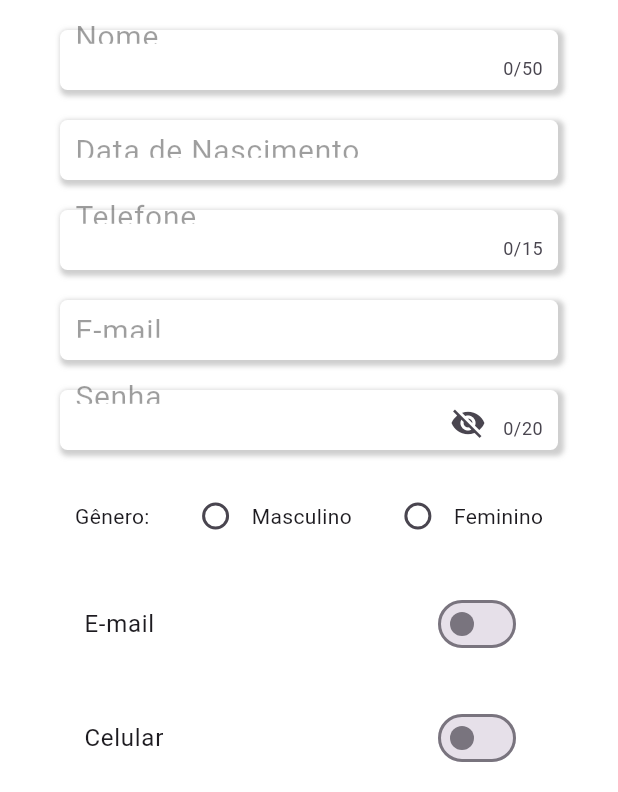
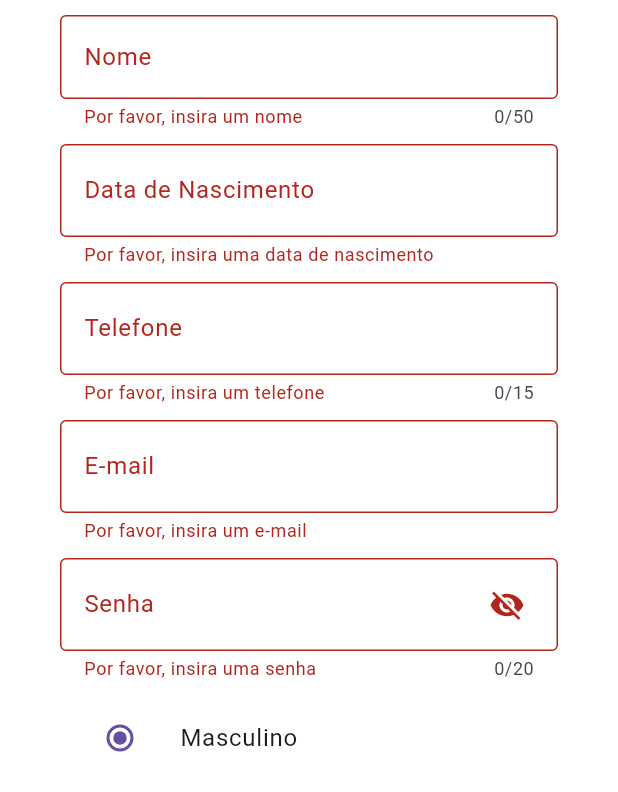
Before and after one commit to andressaanunes/Economiza--app, a Flutter app: the RegisterPage screen opened directly, on a phone screen of 412 x 824 dp, the part 444-1236 px from its top. Run offline on Flutter 3.47's test engine with Material 3 defaults, Android fonts, the phone set to English and light mode, and no system bars.

Commit message:
fix: add changes to flutter app

```diff
--- a/lib/pages/register.page.dart
+++ b/lib/pages/register.page.dart
@@ -1,4 +1,6 @@
 import 'package:flutter/material.dart';
+
+enum Gender { male, female }
 
 class RegisterPage extends StatefulWidget {
   const RegisterPage({Key? key}) : super(key: key);
@@ -13,12 +15,12 @@ class _RegisterPageState extends State<RegisterPage> {
   bool _isEmailNotificationEnabled = false;
   bool _isPhoneNotificationEnabled = false;
   double fontSize = 12;
+  final _formKey = GlobalKey<FormState>();
+  Gender? _gender = Gender.male;
 
   @override
   Widget build(BuildContext context) {
     double value = 12;
-    bool _isMaleChecked = false;
-    bool _isFemaleChecked = false;
 
     return Scaffold(
       appBar: AppBar(
@@ -36,6 +38,9 @@ class _RegisterPageState extends State<RegisterPage> {
                   left: 40,
                   right: 40,
                 ),
+                child: Form(
+                  key: _formKey,
+                  autovalidateMode: AutovalidateMode.always,
                   child: Column(
                     children: <Widget>[
                       Image.asset(
@@ -43,162 +48,77 @@ class _RegisterPageState extends State<RegisterPage> {
                         width: 180,
                         height: 180,
                       ),
-                    const SizedBox(height: 20),
-                    Column(
-                      children: [
-                        Container(
-                          height: 40,
-                          padding: const EdgeInsets.all(10.0),
-                          decoration: BoxDecoration(
-                            color: Colors.white,
-                            borderRadius: BorderRadius.circular(5),
-                            boxShadow: [
-                              BoxShadow(
-                                color: Colors.grey.withOpacity(0.5),
-                                spreadRadius: 2,
-                                blurRadius: 2,
-                                offset: Offset(2, 2),
-                              ),
-                            ],
-                          ),
-                          child: TextFormField(
+                      const SizedBox(height: 10),
+                      TextFormField(
                         keyboardType: TextInputType.name,
                         decoration: const InputDecoration(
-                              border: InputBorder.none,
-                              hintText: 'Nome',
-                              hintStyle: TextStyle(
-                                color: Colors.black38,
-                                fontWeight: FontWeight.w400,
-                                fontSize: 20,
+                          border: OutlineInputBorder(),
+                          labelText: 'Nome',
                         ),
+                        style: const TextStyle(fontSize: 16),
+                        maxLength: 50, // Limitação de caracteres
+                        validator: (value) {
+                          if (value == null || value.isEmpty) {
+                            return 'Por favor, insira um nome';
+                          }
+                          return null;
+                        },
+                      ),
+                      const SizedBox(height: 10),
+                      TextFormField(
+                        keyboardType: TextInputType.datetime,
+                        decoration: const InputDecoration(
+                          border: OutlineInputBorder(),
+                          labelText: 'Data de Nascimento',
                         ),
                         style: const TextStyle(fontSize: 20),
-                            maxLength: 50, // Limitação de caracteres
+                        validator: (value) {
+                          if (value == null || value.isEmpty) {
+                            return 'Por favor, insira uma data de nascimento';
+                          }
+                          return null;
+                        },
                       ),
-                        ),
-                        const SizedBox(height: 20),
-                        Container(
-                          height: 40,
-                          padding: const EdgeInsets.all(10.0),
-                          decoration: BoxDecoration(
-                            color: Colors.white,
-                            borderRadius: BorderRadius.circular(5),
-                            boxShadow: [
-                              BoxShadow(
-                                color: Colors.grey.withOpacity(0.5),
-                                spreadRadius: 2,
-                                blurRadius: 2,
-                                offset: Offset(2, 2),
-                              ),
-                            ],
-                          ),
-                          child: TextFormField(
-                            keyboardType: TextInputType.datetime,
-                            decoration: const InputDecoration(
-                              border: InputBorder.none,
-                              hintText: 'Data de Nascimento',
-                              hintStyle: TextStyle(
-                                color: Colors.black38,
-                                fontWeight: FontWeight.w400,
-                                fontSize: 20,
-                              ),
-                            ),
-                            style: const TextStyle(fontSize: 20),
-                          ),
-                        ),
-                        const SizedBox(height: 20),
-                        Container(
-                          height: 40,
-                          padding: const EdgeInsets.all(10.0),
-                          decoration: BoxDecoration(
-                            color: Colors.white,
-                            borderRadius: BorderRadius.circular(5),
-                            boxShadow: [
-                              BoxShadow(
-                                color: Colors.grey.withOpacity(0.5),
-                                spreadRadius: 2,
-                                blurRadius: 2,
-                                offset: Offset(2, 2),
-                              ),
-                            ],
-                          ),
-                          child: TextFormField(
+                      const SizedBox(height: 10),
+                      TextFormField(
                         keyboardType: TextInputType.phone,
                         decoration: const InputDecoration(
-                              border: InputBorder.none,
-                              hintText: 'Telefone',
-                              hintStyle: TextStyle(
-                                color: Colors.black38,
-                                fontWeight: FontWeight.w400,
-                                fontSize: 20,
-                              ),
+                          border: OutlineInputBorder(),
+                          labelText: 'Telefone',
                         ),
                         style: const TextStyle(fontSize: 20),
                         maxLength: 15, // Limitação de caracteres
+                        validator: (value) {
+                          if (value == null || value.isEmpty) {
+                            return 'Por favor, insira um telefone';
+                          }
+                          return null;
+                        },
                       ),
-                        ),
-                        const SizedBox(height: 20),
-                        Container(
-                          height: 40,
-                          padding: const EdgeInsets.all(10.0),
-                          decoration: BoxDecoration(
-                            color: Colors.white,
-                            borderRadius: BorderRadius.circular(5),
-                            boxShadow: [
-                              BoxShadow(
-                                color: Colors.grey.withOpacity(0.5),
-                                spreadRadius: 2,
-                                blurRadius: 2,
-                                offset: Offset(2, 2),
-                              ),
-                            ],
-                          ),
-                          child: TextFormField(
+                      const SizedBox(height: 10),
+                      TextFormField(
                         keyboardType: TextInputType.emailAddress,
                         decoration: const InputDecoration(
-                              border: InputBorder.none,
-                              hintText: 'E-mail',
-                              hintStyle: TextStyle(
-                                color: Colors.black38,
-                                fontWeight: FontWeight.w400,
-                                fontSize: 20,
-                              ),
+                          border: OutlineInputBorder(),
+                          labelText: 'E-mail',
                         ),
                         style: const TextStyle(fontSize: 20),
+                        validator: (value) {
+                          if (value == null || value.isEmpty) {
+                            return 'Por favor, insira um e-mail';
+                          }
+                          return null;
+                        },
                       ),
-                        ),
-                        const SizedBox(height: 20),
-                        Container(
-                          height: 40,
-                          padding: const EdgeInsets.all(10.0),
-                          decoration: BoxDecoration(
-                            color: Colors.white,
-                            borderRadius: BorderRadius.circular(5),
-                            boxShadow: [
-                              BoxShadow(
-                                color: Colors.grey.withOpacity(0.5),
-                                spreadRadius: 2,
-                                blurRadius: 2,
-                                offset: Offset(2, 2),
-                              ),
-                            ],
-                          ),
-                          child: Row(
-                            children: [
-                              Expanded(
-                                child: TextFormField(
+                      const SizedBox(height: 10),
+                      TextFormField(
                         keyboardType: TextInputType.text,
                         obscureText: !_showPassword,
                         decoration: InputDecoration(
-                                    border: InputBorder.none,
-                                    hintText: 'Senha',
-                                    hintStyle: TextStyle(
-                                      color: Colors.black38,
-                                      fontWeight: FontWeight.w400,
-                                      fontSize: 20,
-                                    ),
+                          border: OutlineInputBorder(),
+                          labelText: 'Senha',
                           suffixIcon: Padding(
-                                      padding: const EdgeInsets.only(right: 26.0),
+                            padding: const EdgeInsets.only(right: 10.0),
                             child: IconButton(
                               icon: Icon(
                                 _showPassword
@@ -215,43 +135,43 @@ class _RegisterPageState extends State<RegisterPage> {
                         ),
                         style: const TextStyle(fontSize: 20),
                         maxLength: 20, // Limitação de caracteres
+                        validator: (value) {
+                          if (value == null || value.isEmpty) {
+                            return 'Por favor, insira uma senha';
+                          }
+                          return null;
+                        },
+                      ),
+                      const SizedBox(height: 10),
+                      Column(
+                        children: <Widget>[
+                          ListTile(
+                            title: const Text('Masculino'),
+                            leading: Radio<Gender>(
+                              value: Gender.male,
+                              groupValue: _gender,
+                              onChanged: (Gender? value) {
+                                setState(() {
+                                  _gender = value;
+                                });
+                              },
+                            ),
+                          ),
+                          ListTile(
+                            title: const Text('Feminino'),
+                            leading: Radio<Gender>(
+                              value: Gender.female,
+                              groupValue: _gender,
+                              onChanged: (Gender? value) {
+                                setState(() {
+                                  _gender = value;
+                                });
+                              },
                             ),
                           ),
                         ],
                       ),
-                        ),
-                        const SizedBox(height: 20),
-                        Center(
-                          child: Row(
-                            mainAxisAlignment: MainAxisAlignment.center,
-                            children: [
-                              Text('Gênero:'),
-                              SizedBox(width: 20),
-                              Checkbox(
-                                value: _isMaleChecked,
-                                onChanged: (bool? value) {
-                                  setState(() {
-                                    _isMaleChecked = value!;
-                                  });
-                                },
-                                shape: CircleBorder(),
-                              ),
-                              Text('Masculino'),
-                              SizedBox(width: 20),
-                              Checkbox(
-                                value: _isFemaleChecked,
-                                onChanged: (bool? value) {
-                                  setState(() {
-                                    _isFemaleChecked = value!;
-                                  });
-                                },
-                                shape: CircleBorder(),
-                              ),
-                              Text('Feminino'),
-                            ],
-                          ),
-                        ),
-                        const SizedBox(height: 20),
+                      const SizedBox(height: 10),
                       SwitchListTile(
                         title: const Text('E-mail'),
                         value: _isEmailNotificationEnabled,
@@ -261,7 +181,7 @@ class _RegisterPageState extends State<RegisterPage> {
                           });
                         },
                       ),
-                        const SizedBox(height: 20),
+                      const SizedBox(height: 10),
                       SwitchListTile(
                         title: const Text('Celular'),
                         value: _isPhoneNotificationEnabled,
@@ -294,7 +214,11 @@ class _RegisterPageState extends State<RegisterPage> {
                             ),
                           ),
                           child: TextButton(
-                              onPressed: () {},
+                            onPressed: () {
+                              if (_formKey.currentState!.validate()) {
+                                // Formulário válido, faça algo aqui
+                              }
+                            },
                             child: const Text(
                               "Register",
                               style: TextStyle(
@@ -306,8 +230,6 @@ class _RegisterPageState extends State<RegisterPage> {
                             ),
                           ),
                         ),
-                        ),
-                      ],
                       ),
                       const SizedBox(height: 20),
                       Align(
@@ -324,7 +246,9 @@ class _RegisterPageState extends State<RegisterPage> {
                           activeColor: const Color(0xFF00BFA6),
                         ),
                       ),
+                      const SizedBox(height: 20),
                     ],
+                  ),
                 ),
               ),
             ),
```
Lines whose indentation alone changed are shown as unchanged.
